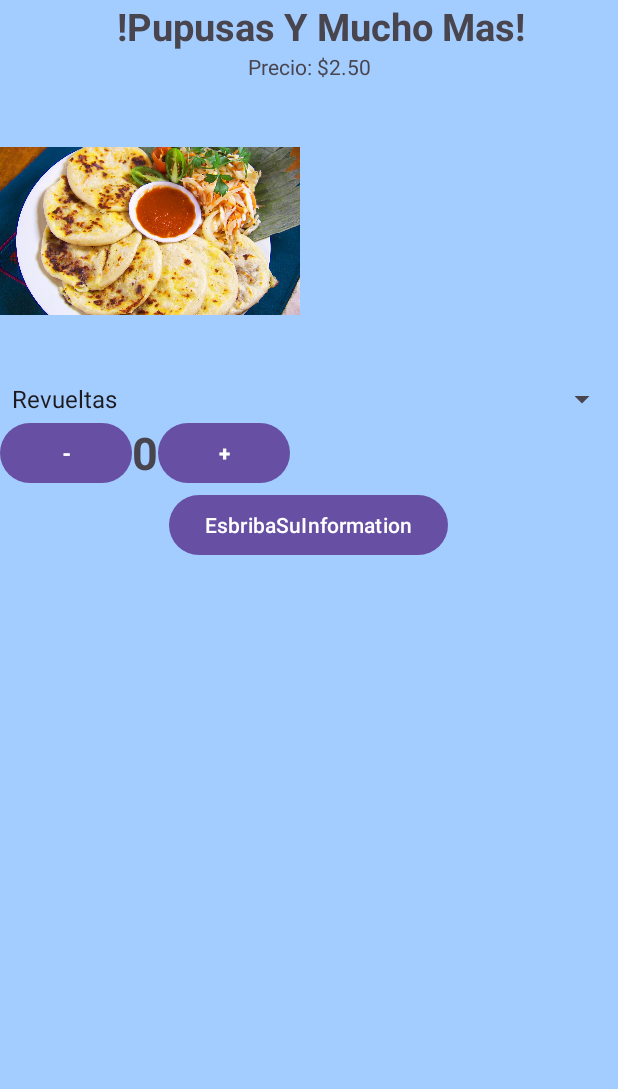
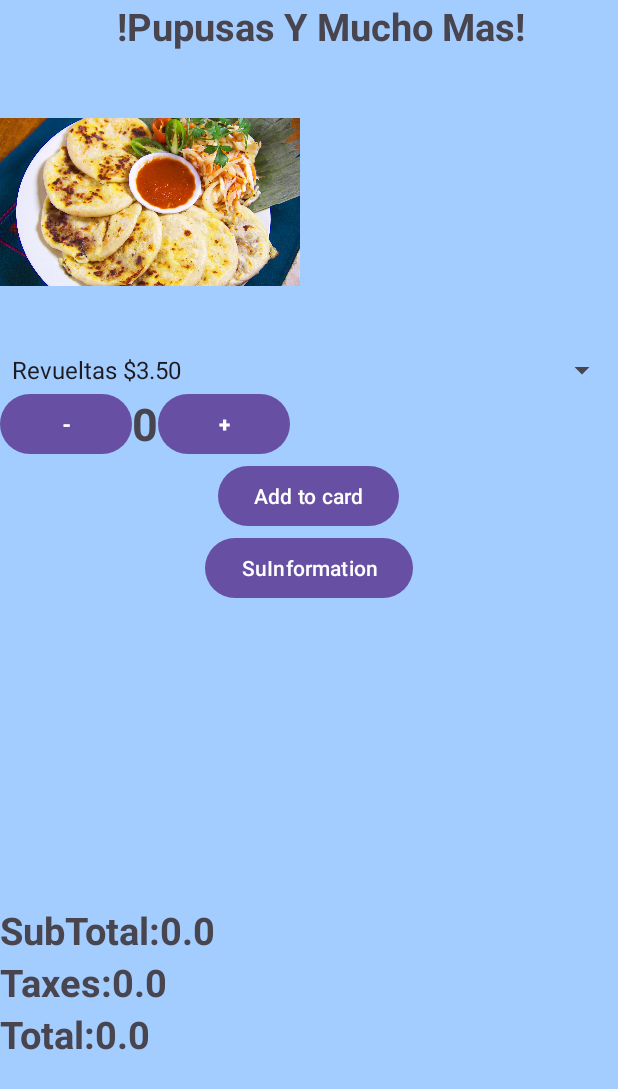
Before and after one commit to LCh-Salgado/LChS-RestaurantApp, an Android app: the FoodOrderActivity screen opened directly, with no data from a screen before it, on a phone screen of 412 x 824 dp. Shown: the top 1089 px of the screen. Run offline under Robolectric (Android 15) with nearby library versions, the phone set to English and light mode, and no system bars.

Commit message:
add a calcprice to the contructos and a buttom to add the food to the card

```diff
--- a/app/src/main/java/com/example/restaurantapplch/FoodOrderActivity.java
+++ b/app/src/main/java/com/example/restaurantapplch/FoodOrderActivity.java
@@ -20,17 +20,20 @@ public class FoodOrderActivity extends AppCompatActivity {
 
 //    int typeInfoInt;
     int howMany;
+    String fillings;
     Button pMenosBTN;
     Button pMasBTN;
 
-    Intent typeInfoIntent;
+    Intent addToCardIntent;
+    Intent typeInfooIntent;
     Spinner spinnerFillings;
 //    Spinner spinnerF;
     TextView howMuchTV;
 
 //    Button orderMorePTBTN;
 //    Button orderLessPTBTN;
-    Button typeIBTN;
+    Button addToCadBTN;
+    Button typeInfoBTN;
 //    int cuantasPasteless;
 //    TextView cuantassTV;
 
@@ -38,6 +41,7 @@ public class FoodOrderActivity extends AppCompatActivity {
     protected void onCreate(Bundle savedInstanceState) {
         super.onCreate(savedInstanceState);
         howMany = 0;
+        fillings = "";
         setContentView(R.layout.activity_food_order);
 
         pMenosBTN = (Button)findViewById(R.id.orderMenosPBTN);
@@ -49,7 +53,8 @@ public class FoodOrderActivity extends AppCompatActivity {
 //        orderMorePTBTN = (Button)findViewById(R.id.ordenarMasPTBTN);
 //        orderLessPTBTN = (Button)findViewById(R.id.ordenarMenosPTBTN);
 
-        typeIBTN = (Button)findViewById(R.id.typeInBTN);
+        addToCadBTN = (Button)findViewById(R.id.addToTheCardBTN);
+        typeInfoBTN = (Button)findViewById(R.id.typeInfoBTN);
 
 //        spinnerF = (Spinner)findViewById(R.id.filling);
         ArrayAdapter<CharSequence> adapter = ArrayAdapter.createFromResource(
@@ -100,12 +105,18 @@ public class FoodOrderActivity extends AppCompatActivity {
 //
 //            }
 //        });
-        typeIBTN.setOnClickListener(new View.OnClickListener() {
+        addToCadBTN.setOnClickListener(new View.OnClickListener() {
             @Override
             public void onClick(View view) {
-                typeInfoIntent = new Intent(FoodOrderActivity.this, OrderActivity.class);
-//                typeInfoIntent.putExtra(typeInfoInt);
-                startActivity(typeInfoIntent);
+                fillings=spinnerFillings.getSelectedItem().toString();
+            }
+        });
+        typeInfoBTN.setOnClickListener(new View.OnClickListener() {
+            @Override
+            public void onClick(View view) {
+                typeInfooIntent = new Intent(FoodOrderActivity.this, OrderActivity.class);
+                startActivity(typeInfooIntent);
+
             }
         });
 
--- a/app/src/main/res/layout/activity_food_order.xml
+++ b/app/src/main/res/layout/activity_food_order.xml
@@ -1,4 +1,4 @@
- <?xml version="1.0" encoding="utf-8"?>
+<?xml version="1.0" encoding="utf-8"?>
 <LinearLayout xmlns:android="http://schemas.android.com/apk/res/android"
     android:layout_width="match_parent"
     android:layout_height="match_parent"
@@ -13,12 +13,6 @@
         android:id="@+id/viewO"
         android:textStyle="bold"
         android:text="             !Pupusas Y Mucho Mas!"/>
-
-    <TextView
-        android:layout_width="match_parent"
-        android:layout_height="wrap_content"
-        android:textAlignment="center"
-        android:text="Precio: $2.50"/>
 
     <ImageView
         android:layout_width="200sp"
@@ -102,8 +96,47 @@
         android:layout_width="wrap_content"
         android:layout_height="wrap_content"
         android:layout_gravity="center"
-        android:text="EsbribaSuInformation"
-        android:id="@+id/typeInBTN"/>
+        android:text="Add to card"
+        android:id="@+id/addToTheCardBTN"/>
+
+    <Button
+        android:layout_width="wrap_content"
+        android:layout_height="wrap_content"
+        android:layout_gravity="center"
+        android:text="SuInformation"
+        android:id="@+id/typeInfoBTN"/>
+
+
+    <LinearLayout
+        android:layout_width="match_parent"
+        android:layout_height="200sp"
+        android:layout_gravity="center"
+        android:orientation="horizontal"/>
+
+    <TextView
+        android:layout_width="wrap_content"
+        android:layout_height="wrap_content"
+        android:textSize="25sp"
+        android:textStyle="bold"
+        android:text="SubTotal:0.0"/>
+
+    <TextView
+        android:layout_width="wrap_content"
+        android:layout_height="wrap_content"
+        android:textSize="25sp"
+        android:textStyle="bold"
+        android:text="Taxes:0.0"/>
+
+    <TextView
+        android:layout_width="match_parent"
+        android:layout_height="match_parent"
+        android:text="Total:0.0"
+        android:textSize="25sp"
+        android:textStyle="bold"/>
+
+
+
+
 
 
 </LinearLayout>
--- a/app/src/main/res/values/strings.xml
+++ b/app/src/main/res/values/strings.xml
@@ -1,20 +1,15 @@
 <resources>
     <string name="app_name">RestaurantAppLCh</string>
     <string-array name="fillings_array">
-        <item>Revueltas</item>
-        <item>Queso</item>
-        <item>Frijolcon queso</item>
-        <item>Loroco con queso</item>
-        <item>Chicarron con queso</item>
-        <item>Pupusa Loca</item>
-        <item>Ayote con queso</item>
-        <item>Jalapeno con queso</item>
+        <item>Revueltas $3.50</item>
+        <item>Queso $3.00</item>
+        <item>Frijol con queso $3.00</item>
+        <item>Loroco con queso $3.50</item>
+        <item>Chicarron con queso $3.50</item>
+        <item>Pupusa Loca $4.00</item>
+        <item>Ayote con queso $3.00</item>
+        <item>Jalapeno con queso $3.50</item>
     </string-array>
 
 
-    <string-array name="fillingPasteles_array">
-    <item>Pollo</item>
-    <item>Carne molida</item>
-    </string-array>
-
 </resources>
```
Also changed, not shown: app/src/main/java/Pupusas.java (+33 -1 lines).
